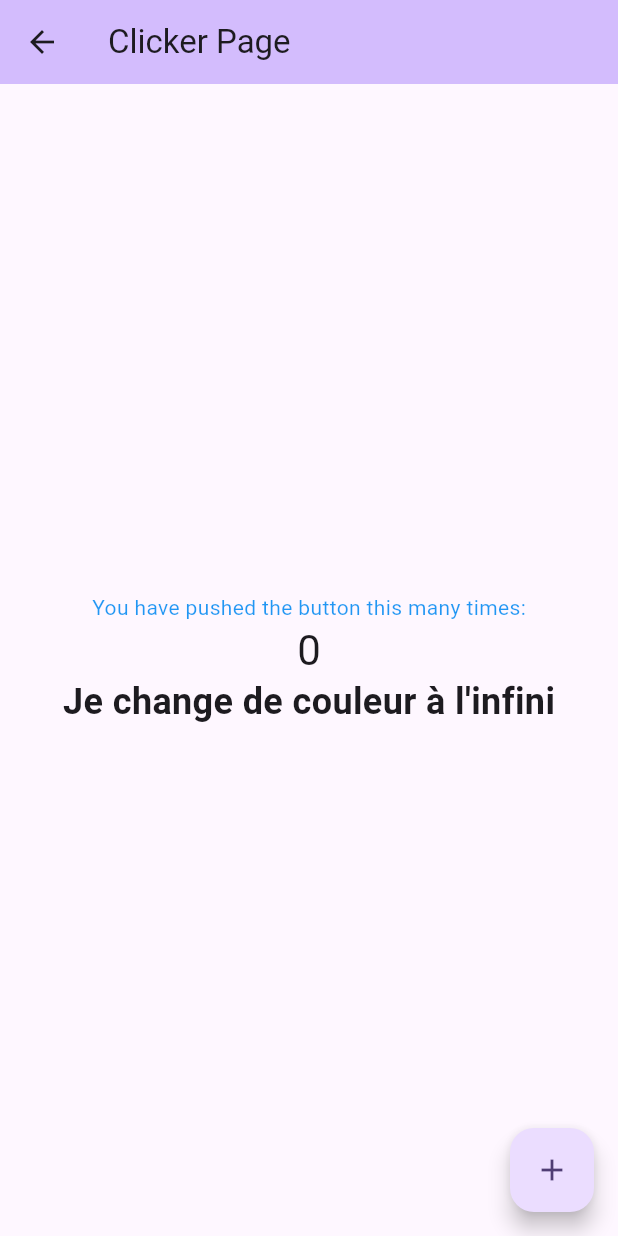
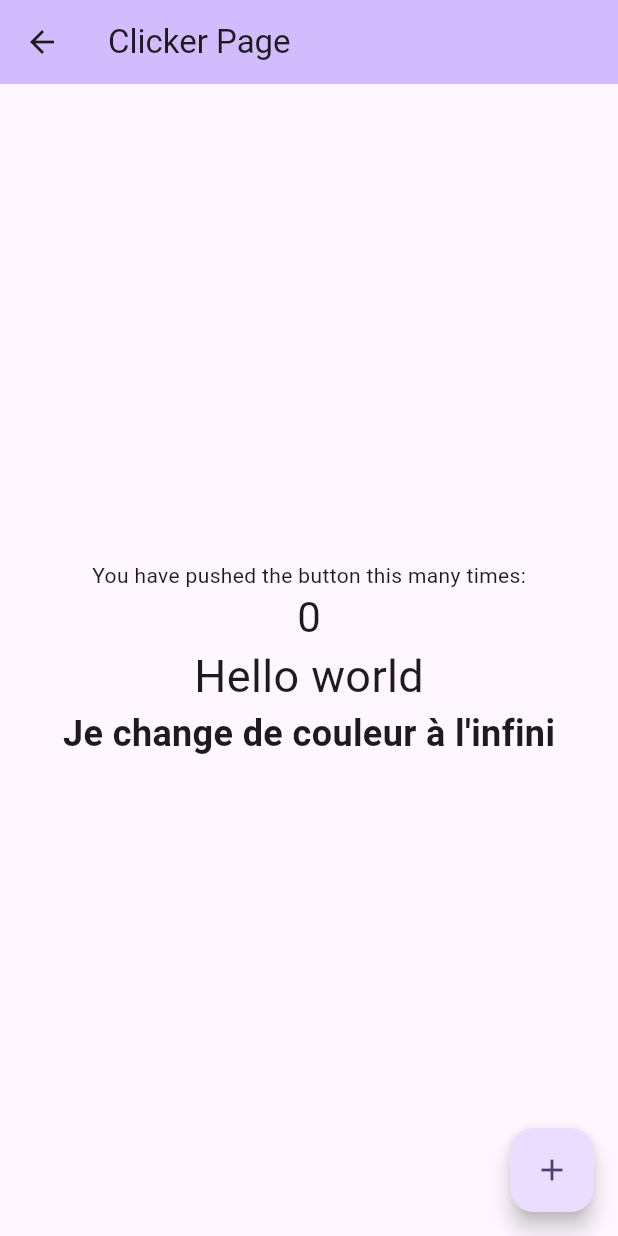
Before and after one commit to oulanbator/cours_flutter_animation, a Flutter app: the ClickerPage screen opened directly, on a phone screen of 412 x 824 dp. Run offline on Flutter 3.47's test engine with Material 3 defaults, Android fonts, the phone set to English and light mode, and no system bars; drawn by our look-alikes of flutter_animate.

Commit message:
After inclass démo

```diff
--- a/lib/clicker_page.dart
+++ b/lib/clicker_page.dart
@@ -31,7 +31,9 @@ class _ClickerPageState extends State<ClickerPage> {
             const Text(
               'You have pushed the button this many times:',
             )
-                .animate()
+                .animate(
+                  onPlay: (controller) => controller.repeat(reverse: true),
+                )
                 .slideX(
                   delay: 500.ms,
                   begin: -1.2,
@@ -45,6 +47,11 @@ class _ClickerPageState extends State<ClickerPage> {
             Text(
               '$_counter',
               style: Theme.of(context).textTheme.headlineMedium,
+            ).animate().fade(duration: 1500.ms),
+
+            Text(
+              "Hello world",
+              style: TextStyle(fontSize: 30),
             ).animate().fade(),
 
             // Pour une gestion encore plus poussée on peut utiliser un controller.
@@ -59,7 +66,7 @@ class _ClickerPageState extends State<ClickerPage> {
               style: TextStyle(fontSize: 24, fontWeight: FontWeight.bold),
             )
                 .animate(
-                  onPlay: (controller) => controller.repeat(),
+                  onPlay: (controller) => controller.repeat(reverse: true),
                   // onPlay: (controller) => controller.repeat(reverse: true),
                 )
                 .tint(
--- a/lib/column_page.dart
+++ b/lib/column_page.dart
@@ -20,8 +20,9 @@ class ColumnPage extends StatelessWidget {
             const Text("Texte C"),
             const Text("Texte D"),
             const Text("Texte E"),
-          ].animate(interval: 500.ms).fade(duration: 1.seconds),
-          // .animate(interval: 500.ms).slideX(begin: -5),
+          ].animate(interval: 100.ms).fade(duration: 1.seconds),
+          // .animate(interval: 500.ms)
+          // .slideX(begin: -5),
           // Ici on crée une animation qui va s'appliquer à tous les enfants.
           // On utilise interval pour que cela se fasse les uns après les autres
         ),
--- a/lib/main.dart
+++ b/lib/main.dart
@@ -21,6 +21,7 @@ class MyApp extends StatelessWidget {
         colorScheme: ColorScheme.fromSeed(seedColor: Colors.deepPurple),
         useMaterial3: true,
       ),
+      // --------- Décommenter les pages pour voir les différents exemples
       home: const SdkPage(),
       // home: const ClickerPage(),
       // home: const ColumnPage(),
```
